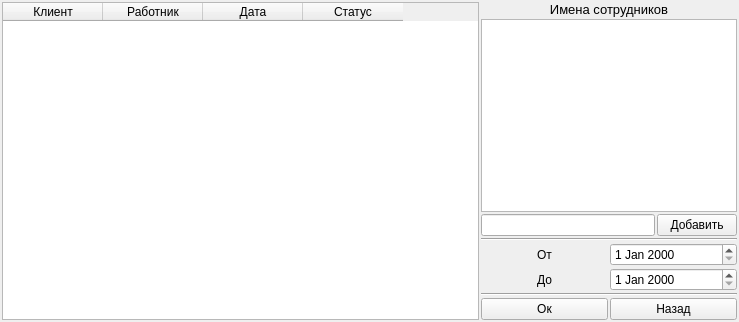
Qt form code/form_for_show_data.ui (Alex-Sidorov/SEFOLL) before a commit.
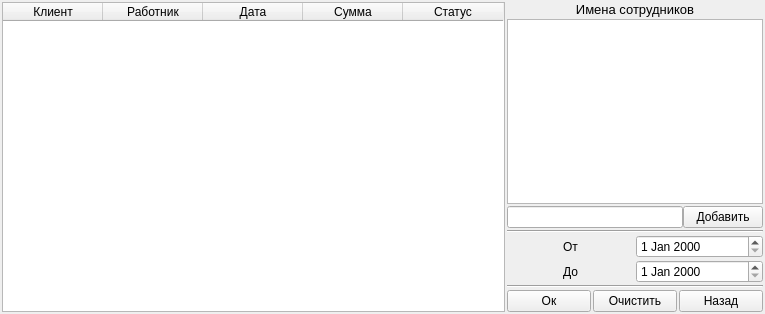
The same form after that commit.

Commit message: add module show data

```diff
--- a/code/form_for_show_data.ui
+++ b/code/form_for_show_data.ui
@@ -6,8 +6,8 @@
    <rect>
     <x>0</x>
     <y>0</y>
-    <width>739</width>
-    <height>322</height>
+    <width>765</width>
+    <height>314</height>
    </rect>
   </property>
   <property name="windowTitle">
@@ -55,6 +55,11 @@
        <string>Дата</string>
       </property>
      </column>
+     <column>
+      <property name="text">
+       <string>Сумма</string>
+      </property>
+     </column>
      <column>
       <property name="text">
        <string>Статус</string>
@@ -64,6 +69,9 @@
    </item>
    <item>
     <layout class="QVBoxLayout" name="verticalLayout">
+     <property name="spacing">
+      <number>2</number>
+     </property>
      <item>
       <widget class="QLabel" name="label_3">
        <property name="font">
@@ -84,11 +92,33 @@
      </item>
      <item>
       <layout class="QHBoxLayout" name="horizontalLayout_4">
+       <property name="spacing">
+        <number>0</number>
+       </property>
        <item>
-        <widget class="QLineEdit" name="lineEdit"/>
+        <widget class="QLineEdit" name="worker_line">
+         <property name="sizePolicy">
+          <sizepolicy hsizetype="Preferred" vsizetype="Fixed">
+           <horstretch>0</horstretch>
+           <verstretch>0</verstretch>
+          </sizepolicy>
+         </property>
+         <property name="minimumSize">
+          <size>
+           <width>0</width>
+           <height>0</height>
+          </size>
+         </property>
+        </widget>
        </item>
        <item>
-        <widget class="QPushButton" name="pushButton_3">
+        <widget class="QPushButton" name="add_worker_button">
+         <property name="sizePolicy">
+          <sizepolicy hsizetype="Fixed" vsizetype="Fixed">
+           <horstretch>0</horstretch>
+           <verstretch>0</verstretch>
+          </sizepolicy>
+         </property>
          <property name="text">
           <string>Добавить</string>
          </property>
@@ -107,6 +137,12 @@
       <layout class="QHBoxLayout" name="horizontalLayout">
        <item>
         <widget class="QLabel" name="label">
+         <property name="sizePolicy">
+          <sizepolicy hsizetype="Preferred" vsizetype="Preferred">
+           <horstretch>0</horstretch>
+           <verstretch>0</verstretch>
+          </sizepolicy>
+         </property>
          <property name="text">
           <string>От</string>
          </property>
@@ -147,14 +183,21 @@
      <item>
       <layout class="QHBoxLayout" name="horizontalLayout_3">
        <item>
-        <widget class="QPushButton" name="pushButton">
+        <widget class="QPushButton" name="ok_button">
          <property name="text">
           <string>Ок</string>
          </property>
         </widget>
        </item>
        <item>
-        <widget class="QPushButton" name="pushButton_2">
+        <widget class="QPushButton" name="pushButton">
+         <property name="text">
+          <string>Очистить</string>
+         </property>
+        </widget>
+       </item>
+       <item>
+        <widget class="QPushButton" name="back_button">
          <property name="text">
           <string>Назад</string>
          </property>
```
Left out of the diff: 8 changed lines with no effect on the pictures. The commit also changes 6 other files.
